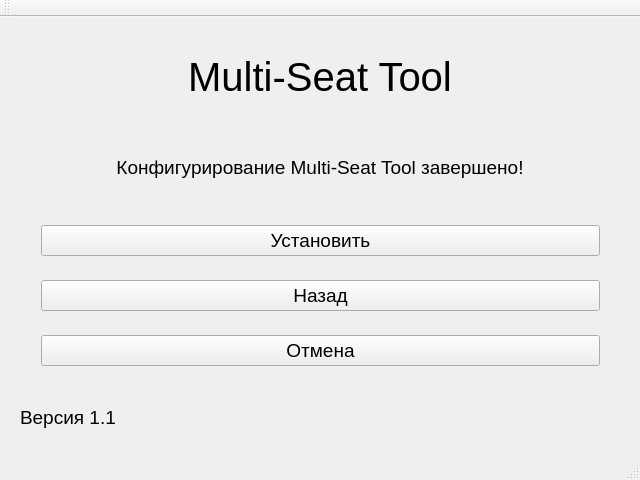
Before: the Qt Designer form mst/ui/install_window/installwindow.ui in marcelo-tavares-ifsp/mst, drawn with Qt 5.
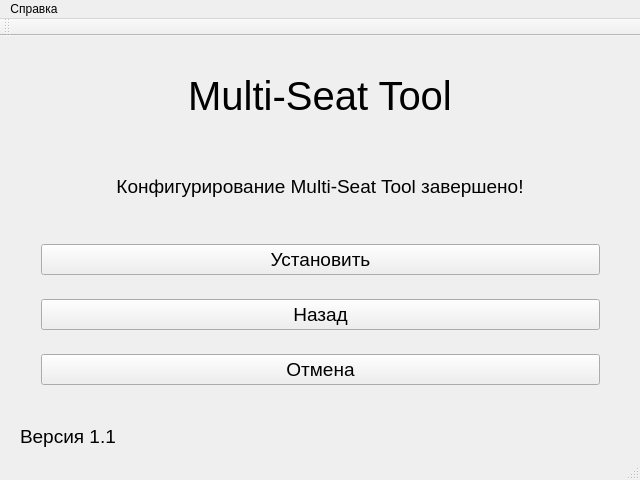
After: the same form once the commit is applied. The open tabs and pages were chosen to show the change.

Commit message:
Add "About" dialog
* mst/ui/about_dialog/about_dialog.h,
  mst/ui/about_dialog/about_dialog.cpp,
  mst/ui/about_dialog/about_dialog.ui: Add to the repository.
* mst/ui/install_window/installwindow.cpp
  (InstallWindow::on_about_triggered): New method.
* mst/ui/install_window/installwindow.h: Update.
* mst/resources.qrc: Add to the repository.
* mst/mst.pro: Update.

Diff of the .ui file:
```diff
--- a/mst/ui/install_window/installwindow.ui
+++ b/mst/ui/install_window/installwindow.ui
@@ -388,9 +388,16 @@
      <x>0</x>
      <y>0</y>
      <width>640</width>
-     <height>22</height>
+     <height>20</height>
     </rect>
    </property>
+   <widget class="QMenu" name="menu">
+    <property name="title">
+     <string>Справка</string>
+    </property>
+    <addaction name="about"/>
+   </widget>
+   <addaction name="menu"/>
   </widget>
   <widget class="QToolBar" name="mainToolBar">
    <attribute name="toolBarArea">
```
Left out of the diff: 7 changed lines with no effect on the pictures. The commit also changes 7 other files.
